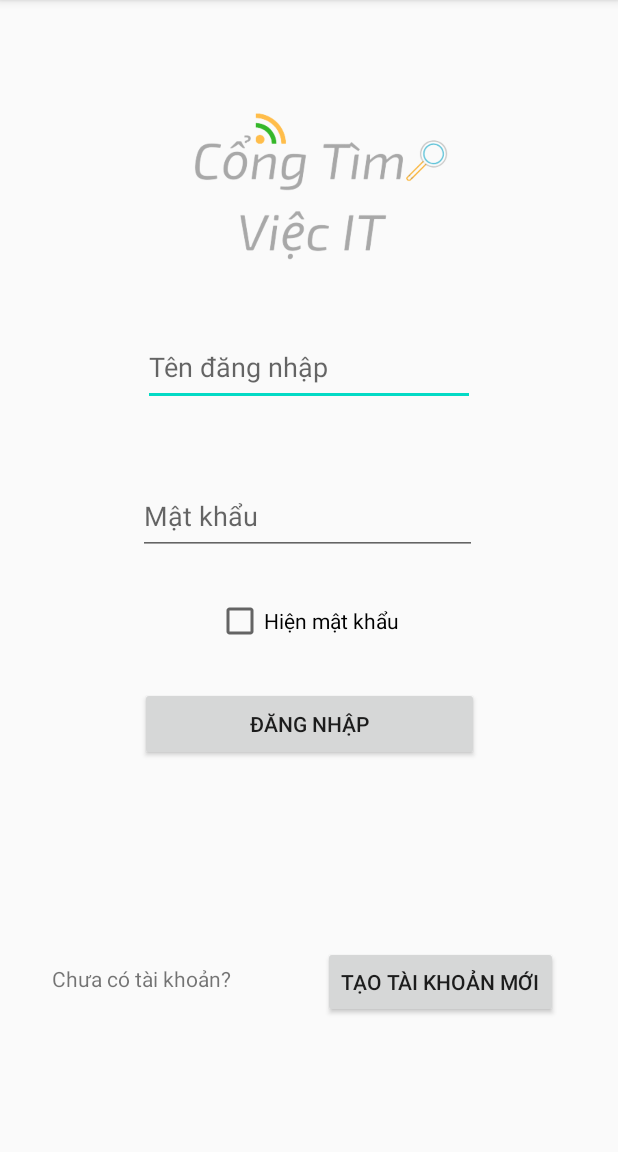
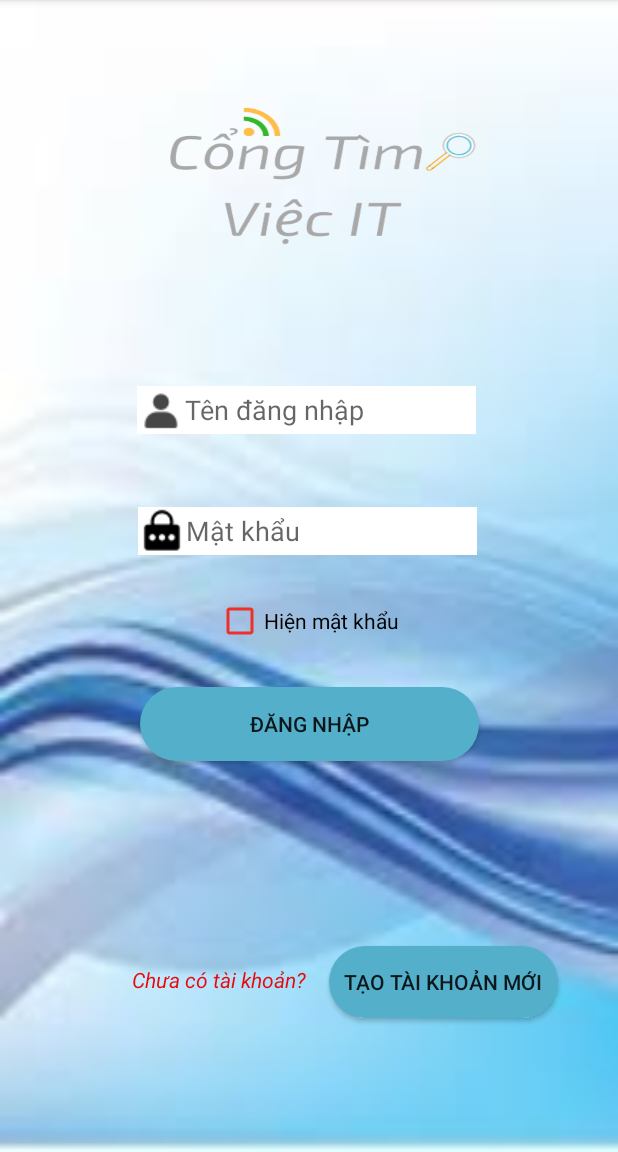
Before and after one commit to npcv1999/Do-An-Co-So, an Android app: the screen it shows after launch (LoginActivity), on a phone screen of 412 x 824 dp, the part 84-1236 px from its top. Run offline under Robolectric (Android 15) with nearby library versions, the phone set to English and light mode, and no system bars.

Commit message:
tìm kiếm lõm

```diff
--- a/CongTimViecIt/app/build.gradle
+++ b/CongTimViecIt/app/build.gradle
@@ -32,4 +32,5 @@ dependencies {
     androidTestImplementation 'androidx.test.ext:junit:1.1.1'
     androidTestImplementation 'androidx.test.espresso:espresso-core:3.2.0'
     implementation 'com.google.android.material:material:1.1.0'
+    implementation 'com.google.android.gms:play-services-maps:17.0.0'
 }
--- a/CongTimViecIt/app/src/main/AndroidManifest.xml
+++ b/CongTimViecIt/app/src/main/AndroidManifest.xml
@@ -10,6 +10,7 @@
         android:supportsRtl="true"
         android:theme="@style/AppTheme">
         <activity android:name=".Main3Activity">
+
         </activity>
         <activity android:name=".ListMain2Activity">
 
--- a/CongTimViecIt/app/src/main/java/com/example/congtimviecit/Item.java
+++ b/CongTimViecIt/app/src/main/java/com/example/congtimviecit/Item.java
@@ -51,6 +51,6 @@ public class Item {
 
     @Override
     public String toString()  {
-        return this.countryName+"Mức lương: "+ this.luongView+" \nVị trí: "+ this.population+"";
+        return this.countryName+"\nMức lương: "+ this.luongView+" \nVị trí: "+ this.population+"";
     }
 }
--- /dev/null
+++ b/CongTimViecIt/app/src/main/res/drawable/button_selector_login_regist.xml
@@ -0,0 +1,5 @@
+<?xml version="1.0" encoding="utf-8"?>
+<selector xmlns:android="http://schemas.android.com/apk/res/android">
+    <item android:drawable="@drawable/button_state_normal" android:state_pressed="false" />
+    <item android:drawable="@drawable/button_state_pressed" android:state_pressed="true" />
+</selector>
--- /dev/null
+++ b/CongTimViecIt/app/src/main/res/drawable/button_state_normal.xml
@@ -0,0 +1,10 @@
+<?xml version="1.0" encoding="utf-8"?>
+<shape xmlns:android="http://schemas.android.com/apk/res/android">
+    <corners android:radius="30dp" />
+    <padding
+        android:bottom="5dp"
+        android:left="10dp"
+        android:right="10dp"
+        android:top="5dp" />
+    <solid android:color="#54afcb" />
+</shape>
--- /dev/null
+++ b/CongTimViecIt/app/src/main/res/drawable/button_state_pressed.xml
@@ -0,0 +1,10 @@
+<?xml version="1.0" encoding="utf-8"?>
+<shape xmlns:android="http://schemas.android.com/apk/res/android">
+    <corners android:radius="30dp" />
+    <padding
+        android:bottom="5dp"
+        android:left="10dp"
+        android:right="10dp"
+        android:top="5dp" />
+    <solid android:color="#1dd22f" />
+</shape>
--- a/CongTimViecIt/app/src/main/res/layout/activity_login.xml
+++ b/CongTimViecIt/app/src/main/res/layout/activity_login.xml
@@ -4,6 +4,7 @@
     xmlns:tools="http://schemas.android.com/tools"
     android:layout_width="match_parent"
     android:layout_height="match_parent"
+    android:background="@drawable/it"
     tools:context=".LoginActivity">
 
     <Button
@@ -12,6 +13,7 @@
         android:layout_height="49dp"
         android:layout_marginBottom="39dp"
         android:text="@string/ng_nh_p"
+        android:background="@drawable/button_selector_login_regist"
         app:layout_constraintBottom_toTopOf="@+id/textInputLayout"
         app:layout_constraintEnd_toEndOf="parent"
         app:layout_constraintHorizontal_bias="0.5"
@@ -25,6 +27,7 @@
         android:layout_marginEnd="40dp"
         android:layout_marginBottom="89dp"
         android:text="@string/t_o_t_i_kho_n_m_i"
+        android:background="@drawable/button_selector_login_regist"
         app:layout_constraintBottom_toBottomOf="parent"
         app:layout_constraintEnd_toEndOf="parent"
         app:layout_constraintTop_toTopOf="@+id/textInputLayout" />
@@ -45,20 +48,28 @@
     <TextView
         android:id="@+id/txtRe"
         android:layout_width="146dp"
-        android:layout_height="30dp"
+        android:layout_height="40dp"
+        android:layout_marginTop="8dp"
         android:text="@string/ch_a_c_t_i_kho_n"
+        android:textAlignment="center"
+        android:textColor="#E80A0A"
+        android:textStyle="italic"
         app:layout_constraintBottom_toBottomOf="parent"
         app:layout_constraintEnd_toStartOf="@+id/btnRegis"
+        app:layout_constraintHorizontal_bias="1.0"
         app:layout_constraintStart_toStartOf="parent"
-        app:layout_constraintTop_toBottomOf="@+id/textInputLayout" />
+        app:layout_constraintTop_toBottomOf="@+id/textInputLayout"
+        app:layout_constraintVertical_bias="0.513" />
 
     <EditText
         android:id="@+id/edtLogin"
-        android:layout_width="221dp"
-        android:layout_height="51dp"
-        android:layout_marginEnd="2dp"
+        android:layout_width="226dp"
+        android:layout_height="wrap_content"
+        android:layout_marginEnd="5dp"
         android:layout_marginBottom="39dp"
         android:autofillHints=""
+        android:background="#ffffffff"
+        android:drawableStart="@drawable/login"
         android:ems="10"
         android:hint="Tên đăng nhập"
         android:inputType="textPersonName"
@@ -72,12 +83,16 @@
     <EditText
         android:id="@+id/edtPass"
         android:layout_width="226dp"
-        android:layout_height="52dp"
+        android:layout_height="wrap_content"
         android:layout_marginEnd="5dp"
         android:layout_marginBottom="88dp"
+        android:background="#ffffffff"
+        android:drawableStart="@drawable/pass"
         android:ems="10"
         android:hint="Mật khẩu"
         android:inputType="textPassword"
+        android:nestedScrollingEnabled="false"
+        android:singleLine="false"
         app:layout_constraintBottom_toTopOf="@+id/btnLogin"
         app:layout_constraintEnd_toEndOf="parent"
         app:layout_constraintHorizontal_bias="0.511"
@@ -89,25 +104,33 @@
         android:layout_height="wrap_content"
         android:layout_below="@+id/edtPass"
         android:layout_alignLeft="@+id/edtPass"
+        android:checked="false"
         android:text="Hiện mật khẩu"
+        android:textAllCaps="false"
+        android:textColorHighlight="#EA1212"
+        android:textColorHint="#FFFFFF"
+        android:textColorLink="#2850F1"
         app:layout_constraintBottom_toTopOf="@+id/btnLogin"
         app:layout_constraintEnd_toEndOf="@+id/edtPass"
         app:layout_constraintHorizontal_bias="0.5"
         app:layout_constraintStart_toStartOf="@+id/edtPass"
         app:layout_constraintTop_toBottomOf="@+id/edtPass"
+        android:buttonTint="#f02f2b"
         tools:ignore="MissingConstraints" />
 
     <ImageView
         android:id="@+id/imageView"
-        android:layout_width="327dp"
-        android:layout_height="228dp"
+        android:layout_width="276dp"
+        android:layout_height="213dp"
         android:layout_marginStart="43dp"
         android:layout_marginTop="16dp"
         android:layout_marginEnd="42dp"
+
+        android:background="@drawable/ctv"
         app:layout_constraintEnd_toEndOf="parent"
         app:layout_constraintStart_toStartOf="parent"
         app:layout_constraintTop_toTopOf="parent"
-        app:srcCompat="@mipmap/ctv" />
+         />
 
 
 </androidx.constraintlayout.widget.ConstraintLayout>
--- a/CongTimViecIt/app/src/main/res/layout/activity_main.xml
+++ b/CongTimViecIt/app/src/main/res/layout/activity_main.xml
@@ -110,7 +110,7 @@
         android:layout_marginBottom="20dp"
         android:background="#86DEE8"
         android:hint="Chọn quận"
-        android:textColor="#FAF8F8"
+        android:textColor="#86DEE8"
         app:layout_constraintBottom_toBottomOf="parent"
         app:layout_constraintEnd_toEndOf="parent"
         app:layout_constraintStart_toStartOf="parent"
@@ -132,9 +132,9 @@
         android:id="@+id/slcCV"
         android:layout_width="349dp"
         android:layout_height="57dp"
-        android:background="#A7E8EF"
+        android:background="#86DEE8"
         android:hint="Chọn công việc"
-        android:textColor="#F44336"
+        android:textColor="#86DEE8"
         app:layout_constraintBottom_toBottomOf="parent"
         app:layout_constraintEnd_toEndOf="parent"
         app:layout_constraintHorizontal_bias="0.548"
```
Also changed, not shown: CongTimViecIt/app/src/main/java/com/example/congtimviecit/ListMain2Activity.java (+10 -2 lines), CongTimViecIt/app/src/main/java/com/example/congtimviecit/MainActivity.java (+44 -0 lines), CongTimViecIt/app/src/main/res/layout/activity_main3.xml (+9 -0 lines), CongTimViecIt/app/src/main/res/drawable/ctv.png (renamed from CongTimViecIt/app/src/main/res/mipmap-mdpi/ctv.png), CongTimViecIt/app/src/main/res/drawable/it.jpg (added), CongTimViecIt/app/src/main/res/drawable/login.png (added), CongTimViecIt/app/src/main/res/drawable/pass.png (added).
